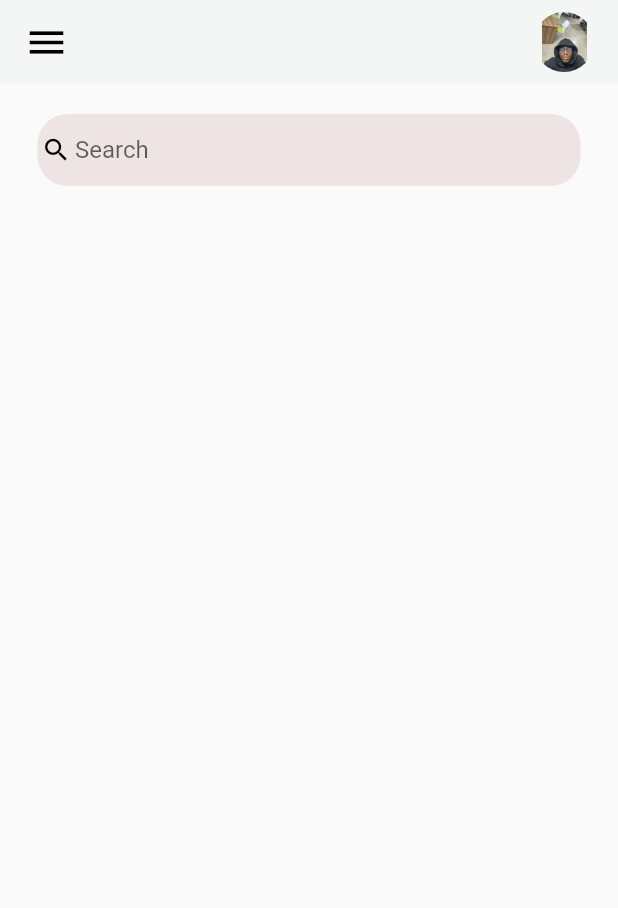
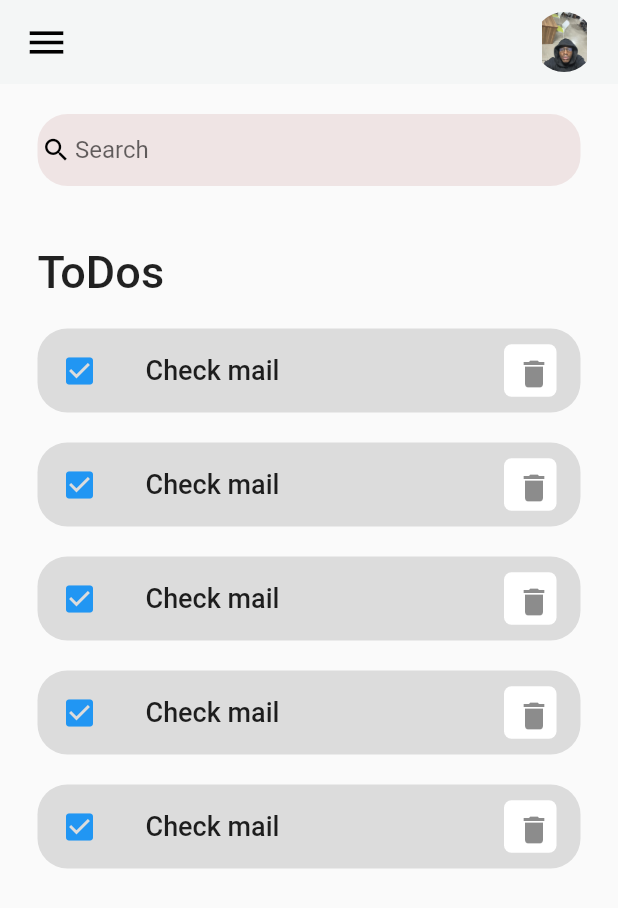
Before and after one commit to Makanakyjr/todo_app, a Flutter app: the screen it shows after launch, on a phone screen of 412 x 824 dp. Shown: the top 908 px of the screen. Run offline on Flutter 3.47's test engine with Material 2 defaults, Android fonts, the phone set to English and light mode, and no system bars.

Commit message:
created 4 additional ToDos

```diff
--- a/lib/home.dart
+++ b/lib/home.dart
@@ -1,4 +1,5 @@
 import 'package:flutter/material.dart';
+import 'package:todo_app/widgets/todo_item.dart';
 
 class Home extends StatelessWidget {
   const Home({super.key});
@@ -49,7 +50,28 @@ class Home extends StatelessWidget {
                   hintText: "Search",
                 ),
               ),
-            )
+            ),
+            Expanded(
+                child: ListView(
+              children: [
+                Container(
+                  margin: EdgeInsets.only(top: 40, bottom: 20),
+                  child: Text(
+                    'ToDos',
+                    style: TextStyle(fontSize: 30, fontWeight: FontWeight.w500),
+                  ),
+                ),
+                ToDoItem(),
+
+                ToDoItem(),
+
+                ToDoItem(),
+
+                ToDoItem(),
+
+                ToDoItem(),
+              ],
+            )),
           ],
         ),
       ),
--- /dev/null
+++ b/lib/widgets/todo_item.dart
@@ -0,0 +1,41 @@
+import 'package:flutter/material.dart';
+
+class ToDoItem extends StatelessWidget {
+  const ToDoItem({super.key});
+
+  @override
+  Widget build(BuildContext context) {
+    return Container(
+      margin: EdgeInsets.only(bottom: 20),
+      child: ListTile(
+        onTap: () {
+          print('Clicked on Todo Item');
+        },
+        shape: RoundedRectangleBorder(borderRadius: BorderRadius.circular(20)),
+        tileColor: Colors.black12,
+        leading: Icon(
+          Icons.check_box,
+          color: Colors.blue,
+        ),
+        title: Text(
+          'Check mail',
+          style: TextStyle(fontSize: 18, fontWeight: FontWeight.w500),
+        ),
+        trailing: Container(
+          padding: EdgeInsets.all(0),
+          height: 35,
+          width: 35,
+          decoration: BoxDecoration(
+            color: Colors.white,
+            borderRadius: BorderRadius.circular(5),
+          ),
+          child: IconButton(
+              onPressed: () {
+                print('Clicked on delete icon');
+              },
+              icon: Icon(Icons.delete)),
+        ),
+      ),
+    );
+  }
+}
```
